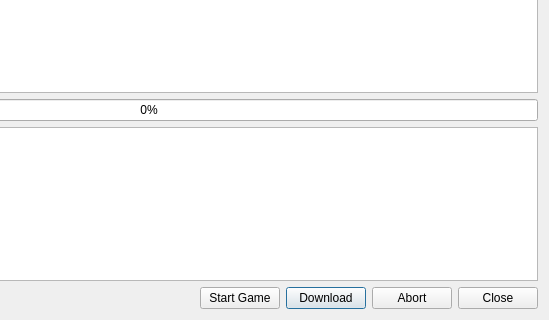
Before: the Qt Designer form src/core/gui/wadseekerinterface.ui in DoomseekerTeam/Doomseeker, drawn with Qt 5; both pictures show x 251 to 800 and y 280 to 600 of the 800 by 600 pixel window.
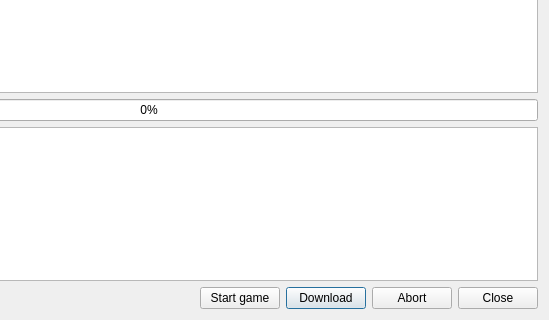
After: the same form once the commit is applied. Icons and pictures are not drawn. Custom widgets are drawn as their Qt base class.

```diff
--- a/src/core/gui/wadseekerinterface.ui
+++ b/src/core/gui/wadseekerinterface.ui
@@ -156,7 +156,7 @@
      <item>
       <widget class="QPushButton" name="btnStartGame">
        <property name="text">
-        <string>Start Game</string>
+        <string>Start game</string>
        </property>
        <property name="icon">
         <iconset resource="../../../media/resources.qrc">
```
